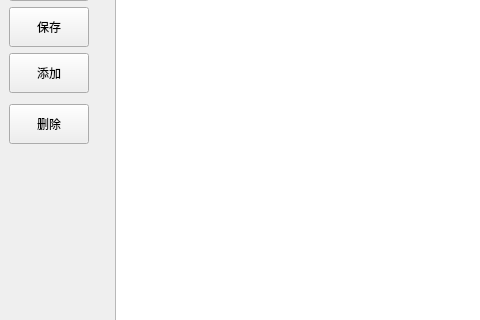
This is src/gui/btmainwindow.ui in realth000/BackTook as Qt 5 draws it before an edit; both pictures show x 0 to 480 and y 86 to 406 of the 1000 by 500 pixel window. The edited form follows.
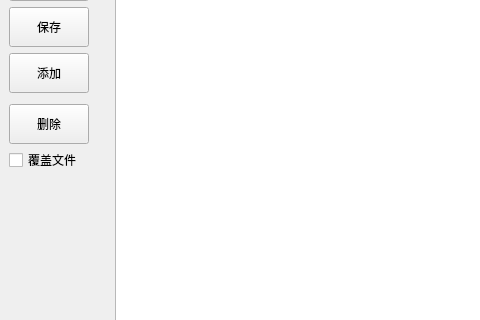
This is the edited form.

Commit message:
feat(Backup): Support force (or not) copy file
New features:
    Support force (or not) copy file.

The edit to the form file:
```diff
--- a/src/gui/btmainwindow.ui
+++ b/src/gui/btmainwindow.ui
@@ -105,6 +105,19 @@
           </property>
          </widget>
         </item>
+        <item>
+         <widget class="QCheckBox" name="forceBackupCheckBox">
+          <property name="minimumSize">
+           <size>
+            <width>0</width>
+            <height>30</height>
+           </size>
+          </property>
+          <property name="text">
+           <string>覆盖文件</string>
+          </property>
+         </widget>
+        </item>
         <item>
          <spacer name="verticalSpacer">
           <property name="orientation">
```
The commit also changes 8 other files.
